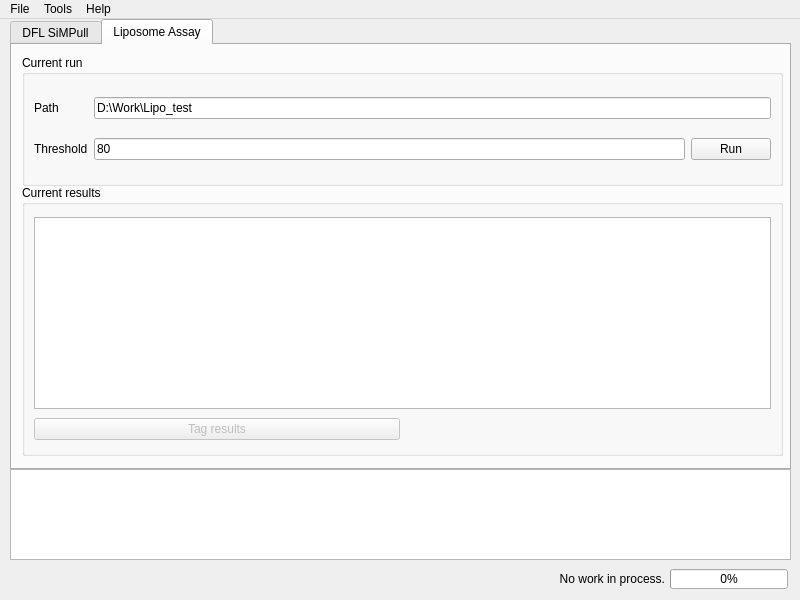
The window that UI_form/MainWindow.ui (zengjiexia/ACT) describes before a commit, drawn with Qt 5.
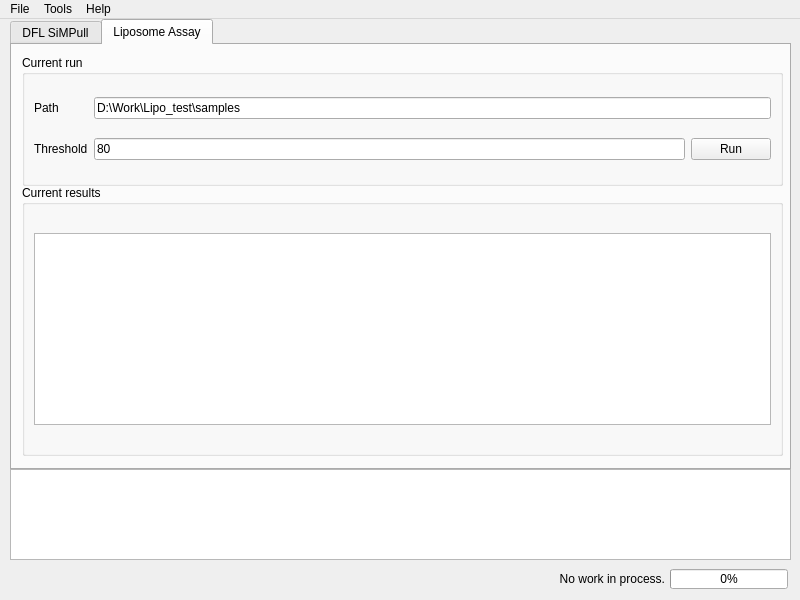
The same window after the commit. The open tabs and pages were chosen to show the change. Custom widgets are drawn as their Qt base class.

Commit message:
Finished liposome assay analysis
1. Completed UI for liposome assay analysis.
2. Completed algorithm for liposome assay analysis.

What changed in the file:
```diff
--- a/UI_form/MainWindow.ui
+++ b/UI_form/MainWindow.ui
@@ -268,7 +268,7 @@
        <item row="0" column="1" colspan="2">
         <widget class="QLineEdit" name="LipoAssay_pathEntry">
          <property name="text">
-          <string>D:\Work\Lipo_test</string>
+          <string>D:\Work\Lipo_test\samples</string>
          </property>
         </widget>
        </item>
@@ -320,16 +320,6 @@
        <string>Current results</string>
       </property>
       <layout class="QGridLayout" name="gridLayout_5">
-       <item row="2" column="0">
-        <widget class="QPushButton" name="LipoAssay_tagButton">
-         <property name="enabled">
-          <bool>false</bool>
-         </property>
-         <property name="text">
-          <string>Tag results</string>
-         </property>
-        </widget>
-       </item>
        <item row="0" column="0" colspan="2">
         <widget class="QTableView" name="LipoAssay_resultTable">
          <property name="sizePolicy">
```
Left out of the diff: 2 changed lines with no effect on the pictures. The commit also changes 125 other files.
